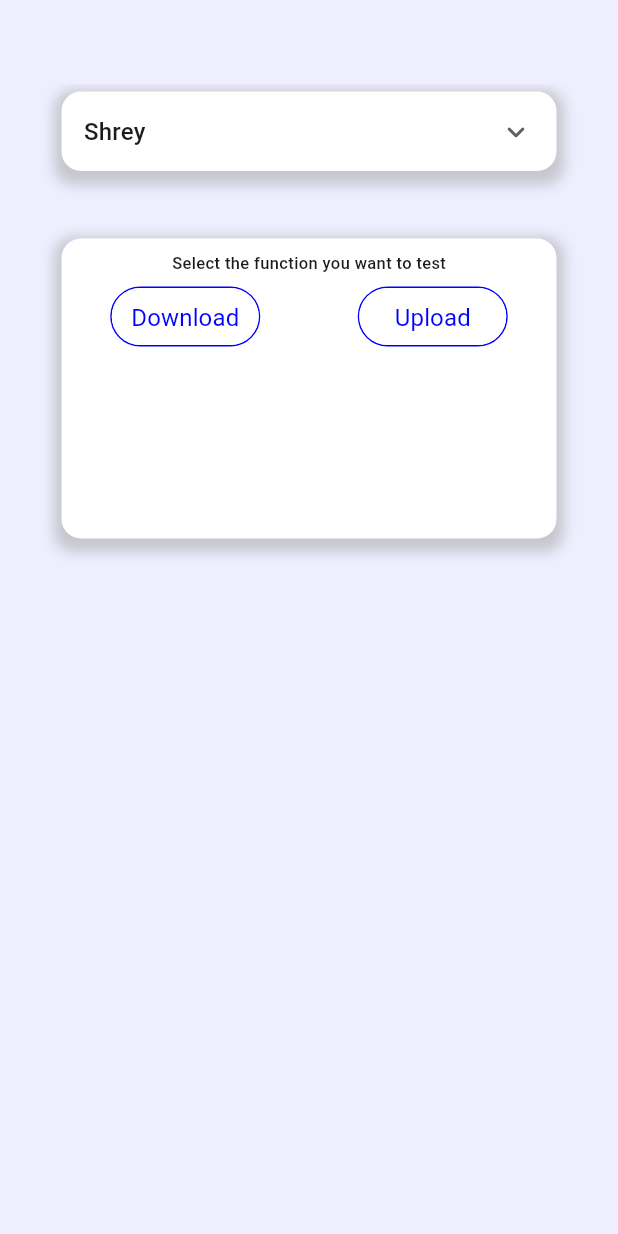
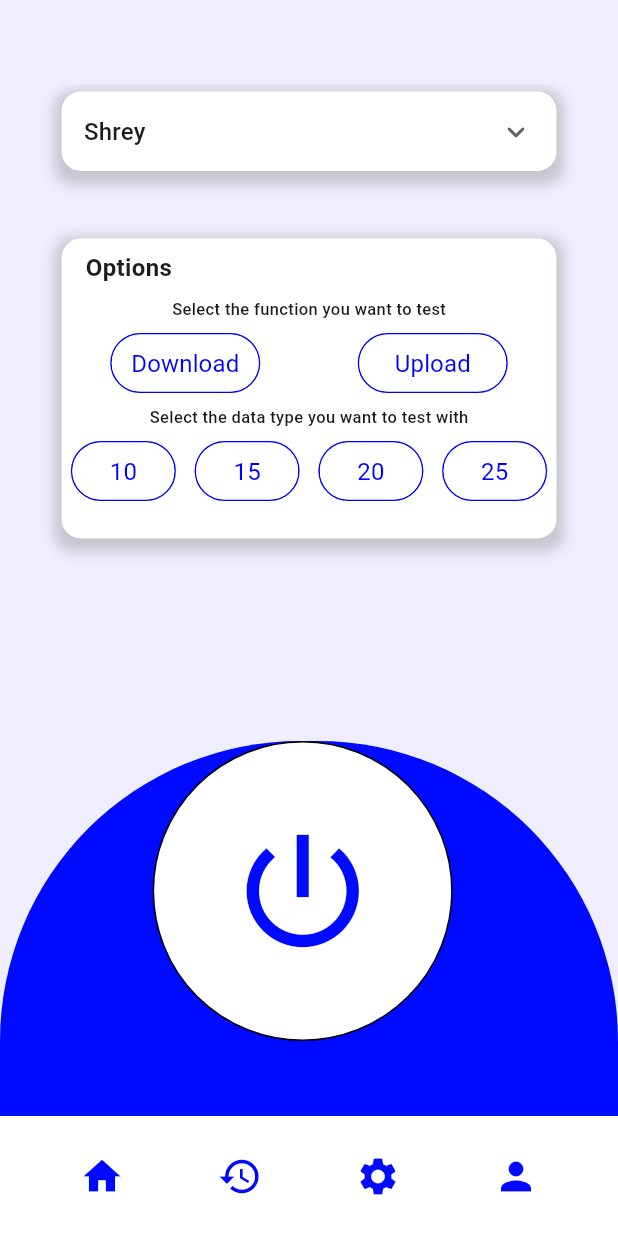
Before and after one commit to harywadhwa/speed_test_app, a Flutter app: the screen it shows after launch, on a phone screen of 412 x 824 dp. Run offline on Flutter 3.47's test engine with Material 3 defaults, Android fonts, the phone set to English and light mode, and no system bars; our stand-ins replace syncfusion_flutter_gauges.

Commit message:
Some more stable commits

```diff
--- a/client/lib/controllers/download_func.dart
+++ b/client/lib/controllers/download_func.dart
@@ -1,8 +1,8 @@
 import 'package:http/http.dart' as http;
 import '../main.dart';
 
-Future<double> downloadTest() async {
-  const double expectedLength = 1000000; // 100 MB in bits
+Future<double> downloadTest(int data) async {
+  final double expectedLength = data * 1000000; // 100 MB in bits
   final url = Uri.parse('$serverUrl/download');
   final DateTime startTime = DateTime.now();
   final response = await http.get(url);
--- a/client/lib/controllers/upload_func.dart
+++ b/client/lib/controllers/upload_func.dart
@@ -3,21 +3,21 @@ import 'package:http/http.dart' as http;
 import '../main.dart';
 import 'package:path_provider/path_provider.dart';
 
-Future<File> getFile() async {
+Future<File> getFile(int data) async {
   Directory appDocDir = await getApplicationDocumentsDirectory();
   File file = File('${appDocDir.path}/testfile.txt');
-  await file.writeAsString('0' * 1000000); // Write a 100 MB file
+  await file.writeAsString('0' * (data * 1000000)); // Write a 100 MB file
   return file;
 }
 
 
-Future<double> uploadTest() async {
-  const double expectedLength = 1000000; // 1 MB in bits
+Future<double> uploadTest(int data) async {
+  final double expectedLength = data * 1000000; // 1 MB in bits
   final url = Uri.parse('$serverUrl/upload');
   final DateTime startTime = DateTime.now();
 
   // Get a file from device storage to simulate uploading
-  File file = await getFile();
+  File file = await getFile(data);
 
   // Create a multipart request
   var request = http.MultipartRequest('POST', url);
--- a/client/lib/main.dart
+++ b/client/lib/main.dart
@@ -1,35 +1,19 @@
+import 'package:client/model/data_type.dart';
+import 'package:client/screens/result_screen.dart';
 import 'package:client/widgets/function_form.dart';
 import 'package:flutter/material.dart';
 import 'controllers/download_func.dart';
 import 'controllers/upload_func.dart';
+import 'widgets/function_form.dart';
 
 const String HOST = '192.168.1.7';
 const int PORT = 1234;
 const String serverUrl = 'http://$HOST:$PORT';
 
 List<DropdownMenuItem<String>> servers = [
-  DropdownMenuItem(
+  const DropdownMenuItem(
+    value: HOST,
     child: Text('Shrey'),
-    value: HOST,
-  )
-];
-
-List<DropdownMenuItem<int>> dataSizes = [
-  DropdownMenuItem(
-    child: Text('25Mb'),
-    value: 25,
-  ),
-  DropdownMenuItem(
-    child: Text('15Mb'),
-    value: 15,
-  ),
-  DropdownMenuItem(
-    child: Text('10Mb'),
-    value: 10,
-  ),
-  DropdownMenuItem(
-    child: Text('5Mb'),
-    value: 5,
   )
 ];
 
@@ -60,28 +44,45 @@ class _SpeedTestPageState extends State<SpeedTestPage> {
   double downloadSpeed = 0.0;
   double uploadSpeed = 0.0;
 
-  void startDownloadTest() {
+  int dataSize(List<DataType> dataTypes){
+    for (int i = 0; i < dataTypes.length; i++) {
+      if (dataTypes[i].isSelected) {
+        return dataTypes[i].value;
+      }
+    }
+    return 0;
+  }
+
+  void startDownloadTest(int data) {
     double totalDownloadSpeed = 0.0;
     for (int i = 0; i < 10; i++) {
-      downloadTest().then((value) {
+      downloadTest(data).then((value) {
+        //new method
+        setState(() {
+          downloadSpeed = value;
+        });
         totalDownloadSpeed += value;
+      });
+    }
     setState(() {
       downloadSpeed = totalDownloadSpeed / 10; // Calculate average speed
     });
+  }
+
+  void startUploadTest(int data) {
+    double totalUploadSpeed = 0.0;
+    for (int i = 0; i < 10; i++) {
+      uploadTest(data).then((value) {
+        //new method
+        setState(() {
+          uploadSpeed = value;
+        });
+        totalUploadSpeed += value;
       });
     }
-  }
-
-  void startUploadTest() {
-    double totalUploadSpeed = 0.0;
-    for (int i = 0; i < 10; i++) {
-      uploadTest().then((value) {
-        totalUploadSpeed += value;
     setState(() {
       uploadSpeed = totalUploadSpeed / 10; // Calculate average speed
     });
-      });
-    }
   }
 
   @override
@@ -92,8 +93,44 @@ class _SpeedTestPageState extends State<SpeedTestPage> {
         elevation: 0.0,
         backgroundColor: const Color.fromRGBO(238, 238, 255, 1),
       ),
+      bottomNavigationBar: Container(
+        height: 80,
+        color: Colors.white,
+        child: Row(
+          mainAxisAlignment: MainAxisAlignment.spaceEvenly,
+          children: [
+            IconButton(
+              onPressed: () {},
+              icon: const Icon(Icons.home),
+              iconSize: 30,
+              color: const Color.fromRGBO(0, 10, 255, 1),
+            ),
+            IconButton(
+              onPressed: () {},
+              icon: const Icon(Icons.history),
+              iconSize: 30,
+              color: const Color.fromRGBO(0, 10, 255, 1),
+            ),
+            IconButton(
+              onPressed: () {},
+              icon: const Icon(Icons.settings),
+              iconSize: 30,
+              color: const Color.fromRGBO(0, 10, 255, 1),
+            ),
+            IconButton(
+              onPressed: () {},
+              icon: const Icon(Icons.person),
+              iconSize: 30,
+              color: const Color.fromRGBO(0, 10, 255, 1),
+            ),
+          ],
+        ),
+      ),
       body: Center(
         child: Column(
+          mainAxisAlignment: MainAxisAlignment.spaceBetween,
+          children: [
+            Column(
               children: [
                 Container(
                   width: 330,
@@ -104,10 +141,10 @@ class _SpeedTestPageState extends State<SpeedTestPage> {
                     borderRadius: BorderRadius.circular(13),
                     boxShadow: [
                       BoxShadow(
-                    color: Colors.grey.withOpacity(0.5), // Shadow color
-                    spreadRadius: 5.0, // Adjusts how far the shadow spreads
-                    blurRadius: 7.0, // Adjusts the blur amount of the shadow
-                    offset: const Offset(0.0, 4.0), // Adjusts the shadow's offset
+                        color: Colors.grey.withOpacity(0.5),
+                        spreadRadius: 5.0,
+                        blurRadius: 7.0,
+                        offset: const Offset(0.0, 4.0),
                       ),
                     ],
                   ),
@@ -128,55 +165,65 @@ class _SpeedTestPageState extends State<SpeedTestPage> {
                 const FunctionForm(),
               ],
             ),
+            Stack(
+              children: [
+                Align(
+                  alignment: const AlignmentDirectional(0, 1),
+                  child: Container(
+                    width: 450,
+                    height: 250,
+                    decoration: const BoxDecoration(
+                      color: Color(0xFF000AFF),
+                      borderRadius: BorderRadius.only(
+                        bottomLeft: Radius.circular(0),
+                        bottomRight: Radius.circular(0),
+                        topLeft: Radius.circular(200),
+                        topRight: Radius.circular(200),
+                      ),
+                    ),
+                  ),
+                ),
+                Align(
+                  alignment: const AlignmentDirectional(-0.04, 0.42),
+                  child: Column(
+                    children: [
+                      Container(
+                        height: 200,
+                        width: 200,
+                        decoration: BoxDecoration(
+                          borderRadius: BorderRadius.circular(200),
+                          color: Colors.white,
+                          border: Border.all(
+                            width: 1,
+                          ),
+                        ),
+                        child: MaterialButton(
+                          child: const Icon(
+                            Icons.power_settings_new,
+                            color: Color(0xFF000AFF),
+                            size: 100,
+                          ),
+                          onPressed: () {
+                            Navigator.push(
+                              context,
+                              MaterialPageRoute(
+                                builder: (context) => ResultScreen(
+                                  function: isSelected[0] ? 'Download' : 'Upload',
+                                  dataSize: dataSize(dataTypes),
+                                ),
+                              ),
+                            );
+                          },
+                        ),
+                      ),
+                    ],
+                  ),
+                ),
+              ],
+            ),
+          ],
+        ),
       ),
     );
   }
 }
-
-  // @override
-  // Widget build(BuildContext context) {
-  //   return Scaffold(
-  //     appBar: AppBar(
-  //       title: const Text('Speed Test'),
-  //       centerTitle: true,
-  //     ),
-  //     body: Center(
-  //       child: Column(
-  //         mainAxisAlignment: MainAxisAlignment.center,
-  //         children: [
-  //           ElevatedButton(
-  //             onPressed: startDownloadTest,
-  //             child: const Text('Start Download Test'),
-  //           ),
-  //           const SizedBox(height: 20),
-  //           Text(
-  //             'Download: ${downloadSpeed.toStringAsFixed(2)} bits per second',
-  //           ),
-  //           const SizedBox(height: 20),
-  //           ElevatedButton(
-  //             onPressed: startUploadTest,
-  //             child: const Text('Start Upload Test'),
-  //           ),
-  //           const SizedBox(height: 20),
-  //           Text(
-  //             'Upload: ${uploadSpeed.toStringAsFixed(2)} bits per second',
-  //           ),
-  //         ],
-  //       ),
-  //     ),
-  //   );
-  // }
-// MaterialButton(
-//                 onPressed: () {
-//                   print('Button pressed ...');
-//                 },
-//                 color: Colors.white,
-//                 elevation: 3,
-//                 shape: CircleBorder(),
-//                 padding: EdgeInsets.all(30),
-//                 child: Icon(
-//                   Icons.power_settings_new,
-//                   color: Color(0xFF000AFF),
-//                   size: 100,
-//                 ),
-//               ),
--- a/client/lib/widgets/function_form.dart
+++ b/client/lib/widgets/function_form.dart
@@ -1,5 +1,13 @@
 import 'package:flutter/material.dart';
 import '../model/data_type.dart';
+
+List<bool> isSelected = [false, false];
+List<DataType> dataTypes = [
+    DataType(10, false),
+    DataType(15, false),
+    DataType(20, false),
+    DataType(25, false),
+];
 
 class FunctionForm extends StatefulWidget {
   const FunctionForm({super.key});
@@ -9,17 +17,12 @@ class FunctionForm extends StatefulWidget {
 }
 
 class _FunctionFormState extends State<FunctionForm> {
-  List<bool> isSelected = [false, false];
-  List<DataType> dataTypes = [
-    DataType(10, false),
-    DataType(15, false),
-    DataType(20, false),
-    DataType(25, false),
-  ];
+
 
   @override
   Widget build(BuildContext context) {
-    return Container(
+    return FittedBox(
+      child: Container(
         width: 330,
         height: 200,
         decoration: BoxDecoration(
@@ -36,6 +39,17 @@ class _FunctionFormState extends State<FunctionForm> {
         ),
         child: Column(
           children: [
+            Container(
+                width: double.infinity,
+                padding: const EdgeInsets.only(left: 16.0, top: 8.0),
+                alignment: Alignment.centerLeft,
+                child: const Text(
+                  'Options',
+                  style: TextStyle(
+                    fontWeight: FontWeight.w700,
+                    fontSize: 16,
+                  ),
+                )),
             const Padding(
               padding: EdgeInsets.all(8.0),
               child: Text(
@@ -60,7 +74,9 @@ class _FunctionFormState extends State<FunctionForm> {
                     ),
                   ),
                   child: TextButton(
-                  onPressed: () => setState(() => isSelected = [true, false]),
+                    onPressed: () {
+                      setState(() => isSelected = [true, false]);
+                    },
                     style: TextButton.styleFrom(
                       backgroundColor: isSelected[0]
                           ? const Color.fromRGBO(0, 10, 255, 1)
@@ -89,7 +105,9 @@ class _FunctionFormState extends State<FunctionForm> {
                     ),
                   ),
                   child: TextButton(
-                  onPressed: () => setState(() => isSelected = [false, true]),
+                    onPressed: () {
+                      setState(() => isSelected = [false, true]);
+                    },
                     style: TextButton.styleFrom(
                       backgroundColor: isSelected[1]
                           ? const Color.fromRGBO(0, 10, 255, 1)
@@ -108,8 +126,62 @@ class _FunctionFormState extends State<FunctionForm> {
                   ),
                 ),
               ],
+            ),
+            const Padding(
+              padding: EdgeInsets.all(8.0),
+              child: Text(
+                'Select the data type you want to test with',
+                style: TextStyle(
+                  fontSize: 11,
+                  fontWeight: FontWeight.w500,
+                ),
+              ),
+            ),
+            Row(
+              mainAxisAlignment: MainAxisAlignment.spaceAround,
+              children: dataTypes
+                  .map(
+                    (dataType) => Container(
+                      width: 70,
+                      height: 40,
+                      decoration: BoxDecoration(
+                        borderRadius: BorderRadius.circular(100),
+                        border: Border.all(
+                          color: const Color.fromRGBO(0, 0, 255, 1),
+                          width: 1,
+                        ),
+                      ),
+                      child: TextButton(
+                        onPressed: () {
+                          setState(() {
+                            dataTypes.forEach((element) {
+                              element.isSelected = false;
+                            });
+                            dataType.isSelected = !dataType.isSelected;
+                          });
+                        },
+                        style: TextButton.styleFrom(
+                          backgroundColor: dataType.isSelected
+                              ? const Color.fromRGBO(0, 10, 255, 1)
+                              : const Color.fromRGBO(255, 255, 255, 1),
+                        ),
+                        child: Text(
+                          dataType.value.toString(),
+                          style: TextStyle(
+                            color: dataType.isSelected
+                                ? const Color.fromRGBO(255, 255, 255, 1)
+                                : const Color.fromRGBO(0, 0, 255, 1),
+                            fontWeight: FontWeight.w400,
+                            fontSize: 16,
+                          ),
+                        ),
+                      ),
+                    ),
                   )
+                  .toList(),
+            ),
           ],
+        ),
       ),
     );
   }
--- a/client/pubspec.yaml
+++ b/client/pubspec.yaml
@@ -40,6 +40,7 @@ dependencies:
   path_provider: ^2.1.3
   google_fonts: ^6.2.1
   provider: ^6.1.2
+  syncfusion_flutter_gauges: ^25.2.4
 
 dev_dependencies:
   flutter_test:
```
Also changed, not shown: client/lib/inventory.dart (added, +33 -0 lines), client/lib/screens/result_screen.dart (added, +63 -0 lines), client/pubspec.lock, 1 other file. Lines whose indentation alone changed are shown as unchanged.
